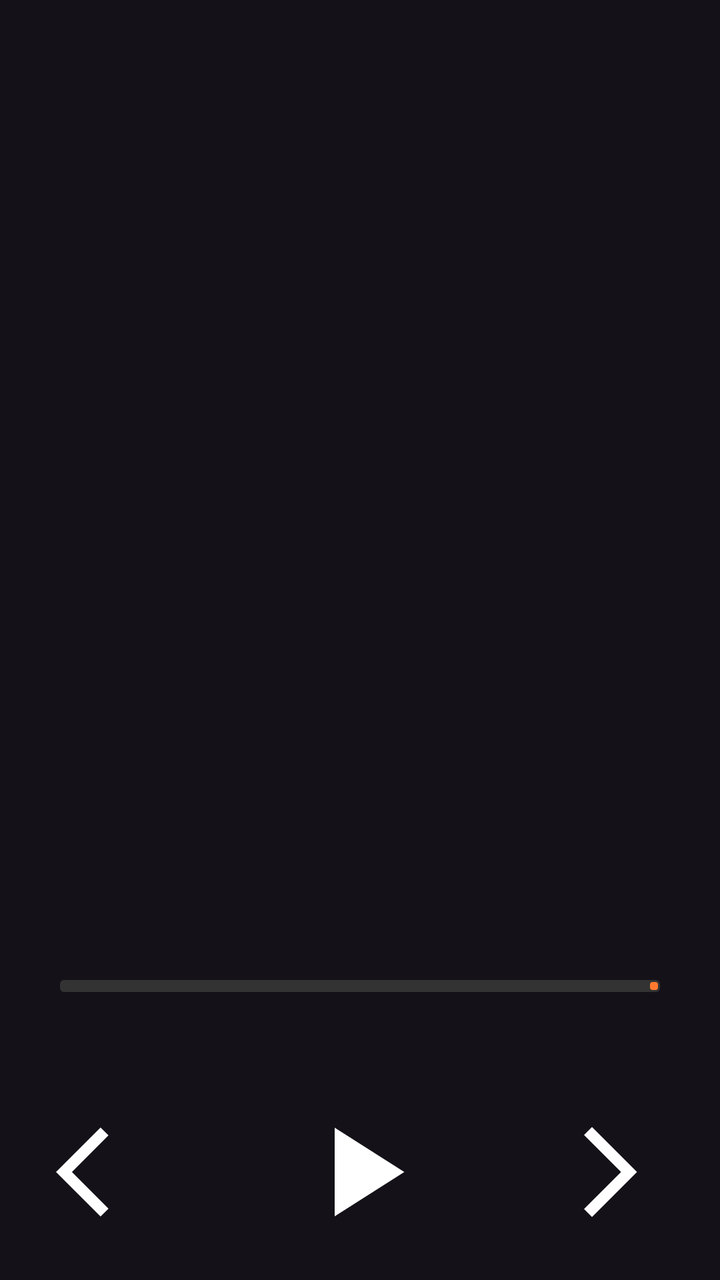
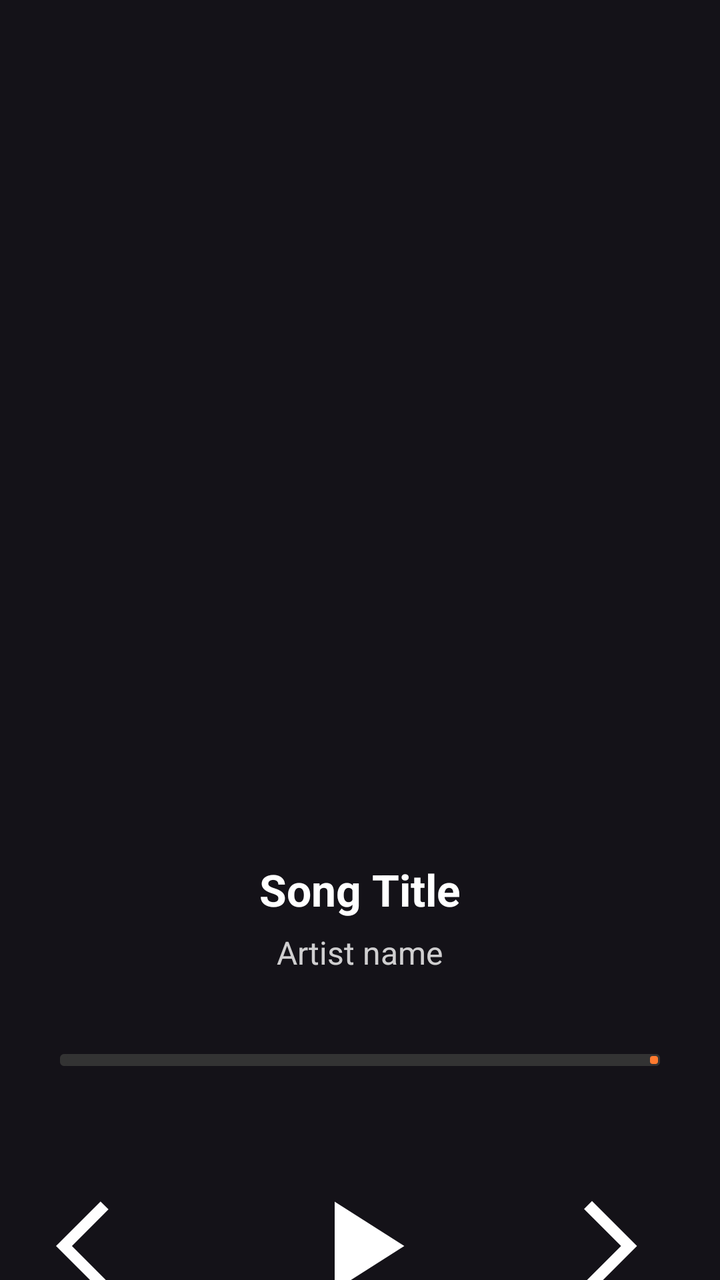

An Android layout rendered at two revisions. The XML below is the earlier revision; the diff shows what the commit changed to produce the second picture.
<!-- AndroidManifest.xml: application theme Theme.Sporify -->
<!-- res/layout/fragment_player.xml -->
<?xml version="1.0" encoding="utf-8"?>
<androidx.constraintlayout.widget.ConstraintLayout
    xmlns:android="http://schemas.android.com/apk/res/android"
    xmlns:app="http://schemas.android.com/apk/res-auto"
    android:id="@+id/playerRoot"
    android:layout_width="match_parent"
    android:layout_height="match_parent">

    
    <com.google.android.material.imageview.ShapeableImageView
        android:id="@+id/albumArt"
        android:layout_width="260dp"
        android:layout_height="260dp"
        android:layout_marginTop="150dp"
        android:scaleType="centerCrop"
        app:shapeAppearanceOverlay="@style/Shape.Rounded.Large"
        app:layout_constraintTop_toTopOf="parent"
        app:layout_constraintStart_toStartOf="parent"
        app:layout_constraintEnd_toEndOf="parent"/>

    
    <com.google.android.material.progressindicator.LinearProgressIndicator
        android:id="@+id/progressBar"
        android:layout_width="300dp"
        android:layout_height="6dp"
        android:layout_marginTop="80dp"
        android:max="100"
        app:indicatorColor="@color/colorPrimary"
        app:trackColor="@color/colorSurface"
        app:trackThickness="6dp"
        app:layout_constraintTop_toBottomOf="@id/albumArt"
        app:layout_constraintStart_toStartOf="parent"
        app:layout_constraintEnd_toEndOf="parent"/>

    
    <LinearLayout
        android:id="@+id/playerControls"
        android:layout_width="wrap_content"
        android:layout_height="wrap_content"
        android:orientation="horizontal"
        android:gravity="center"
        android:layout_marginTop="40dp"
        app:layout_constraintTop_toBottomOf="@id/progressBar"
        app:layout_constraintStart_toStartOf="parent"
        app:layout_constraintEnd_toEndOf="parent">

        <ImageView
            android:id="@+id/btnPrev"
            android:layout_width="70dp"
            android:layout_height="70dp"
            android:padding="8dp"
            android:src="@drawable/retroceder_icon"
            app:tint="@android:color/white"/>

        <ImageView
            android:id="@+id/btnPlay"
            android:layout_width="100dp"
            android:layout_height="100dp"
            android:padding="12dp"
            android:layout_marginHorizontal="40dp"
            android:src="@drawable/play_icon"
            app:tint="@android:color/white"/>

        <ImageView
            android:id="@+id/btnNext"
            android:layout_width="70dp"
            android:layout_height="70dp"
            android:padding="8dp"
            android:src="@drawable/next_icon"
            app:tint="@android:color/white"/>
    </LinearLayout>

</androidx.constraintlayout.widget.ConstraintLayout>
<!-- resources referenced by this layout -->
<resources>
  <color name="colorPrimary">#FF7A2F</color>
  <color name="colorSurface">#333333</color>
  <!-- drawable next_icon (drawable) -->
  <vector xmlns:android="http://schemas.android.com/apk/res/android" android:autoMirrored="true" android:height="24dp" android:tint="#000000" android:viewportHeight="24" android:viewportWidth="24" android:width="24dp">
        
      <path android:fillColor="@android:color/white" android:pathData="M6.23,20.23l1.77,1.77l10,-10l-10,-10l-1.77,1.77l8.23,8.23z"/>
      
  </vector>
  <!-- drawable play_icon (drawable) -->
  <vector xmlns:android="http://schemas.android.com/apk/res/android" android:height="24dp" android:tint="#000000" android:viewportHeight="24" android:viewportWidth="24" android:width="24dp">
        
      <path android:fillColor="@android:color/white" android:pathData="M8,5v14l11,-7z"/>
      
  </vector>
  <!-- drawable retroceder_icon (drawable) -->
  <vector xmlns:android="http://schemas.android.com/apk/res/android" android:autoMirrored="true" android:height="24dp" android:tint="#000000" android:viewportHeight="24" android:viewportWidth="24" android:width="24dp">
        
      <path android:fillColor="@android:color/white" android:pathData="M11.67,3.87L9.9,2.1 0,12l9.9,9.9 1.77,-1.77L3.54,12z"/>
      
  </vector>
  <style name="Shape.Rounded.Large" parent="ShapeAppearance.Material3.SmallComponent">
          <item name="cornerSize">26dp</item>
      </style>
  <style name="Theme.Sporify" parent="Base.Theme.Sporify" />
  <style name="Base.Theme.Sporify" parent="Theme.Material3.Dark.NoActionBar">
  
          
          
          <item name="android:windowFullscreen">true</item>
  
      </style>
</resources>

<!-- the commit's change to res/layout/fragment_player.xml (unified diff, before → after) -->
@@ -19,16 +19,44 @@
         app:layout_constraintEnd_toEndOf="parent"/>
 
     
+    <TextView
+        android:id="@+id/songTitle"
+        android:layout_width="wrap_content"
+        android:layout_height="wrap_content"
+        android:text="@string/song_title"
+        android:textColor="@android:color/white"
+        android:textSize="22sp"
+        android:textStyle="bold"
+        android:layout_marginTop="20dp"
+        app:layout_constraintTop_toBottomOf="@id/albumArt"
+        app:layout_constraintStart_toStartOf="parent"
+        app:layout_constraintEnd_toEndOf="parent"/>
+
+    
+    <TextView
+        android:id="@+id/songArtist"
+        android:layout_width="wrap_content"
+        android:layout_height="wrap_content"
+        android:text="@string/artist_name"
+        android:textColor="@android:color/white"
+        android:textSize="16sp"
+        android:layout_marginTop="6dp"
+        android:alpha="0.8"
+        app:layout_constraintTop_toBottomOf="@id/songTitle"
+        app:layout_constraintStart_toStartOf="parent"
+        app:layout_constraintEnd_toEndOf="parent"/>
+
+    
     <com.google.android.material.progressindicator.LinearProgressIndicator
         android:id="@+id/progressBar"
         android:layout_width="300dp"
         android:layout_height="6dp"
-        android:layout_marginTop="80dp"
+        android:layout_marginTop="40dp"
         android:max="100"
         app:indicatorColor="@color/colorPrimary"
         app:trackColor="@color/colorSurface"
         app:trackThickness="6dp"
-        app:layout_constraintTop_toBottomOf="@id/albumArt"
+        app:layout_constraintTop_toBottomOf="@id/songArtist"
         app:layout_constraintStart_toStartOf="parent"
         app:layout_constraintEnd_toEndOf="parent"/>
 
<!-- resource entries referenced after the edit -->
@@ -20,6 +20,8 @@
       <path android:fillColor="@android:color/white" android:pathData="M11.67,3.87L9.9,2.1 0,12l9.9,9.9 1.77,-1.77L3.54,12z"/>
       
   </vector>
+  <string name="artist_name">Artist name</string>
+  <string name="song_title">Song Title</string>
   <style name="Shape.Rounded.Large" parent="ShapeAppearance.Material3.SmallComponent">
           <item name="cornerSize">26dp</item>
       </style>
